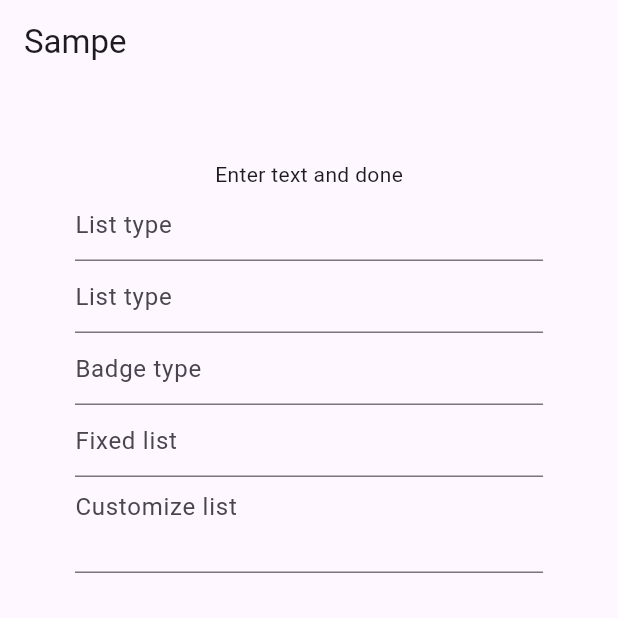
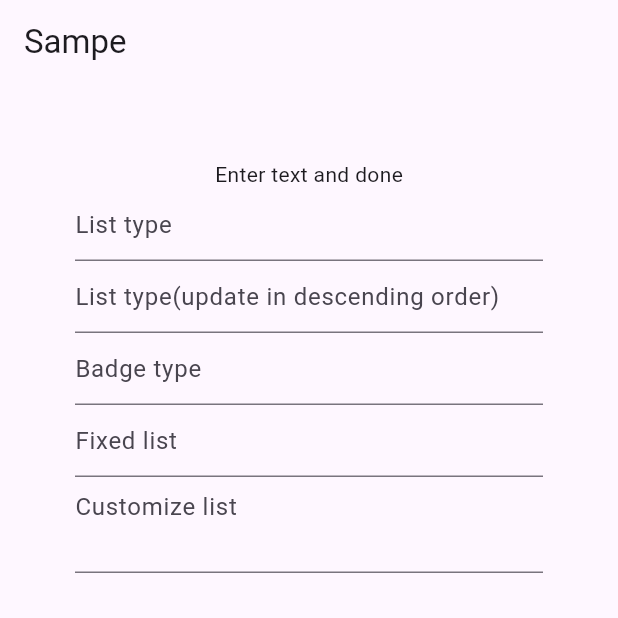
Before and after one commit to trashfeed/input_history_text_field, a Flutter app: the screen it shows after launch, on a phone screen of 412 x 824 dp, the top half of it. Run offline on Flutter 3.47's test engine with Material 3 defaults, Android fonts, the phone set to English and light mode, and no system bars; our stand-ins replace rxdart, shared_preferences.

Commit message:
Update example/lib/main.dart
Co-authored-by: Teppei Imai <trashfeed@users.noreply.github.com>

```diff
--- a/example/lib/main.dart
+++ b/example/lib/main.dart
@@ -39,7 +39,7 @@ class MyApp extends StatelessWidget {
                 listStyle: ListStyle.List,
                 onHistoryItemSelected: (value) => print(value),
                 updateSelectedHistoryItemDateTime: true,
-                decoration: InputDecoration(hintText: 'List type'),
+                decoration: InputDecoration(hintText: 'List type(update in descending order)'),
               ),
 
               /// sample2
```
